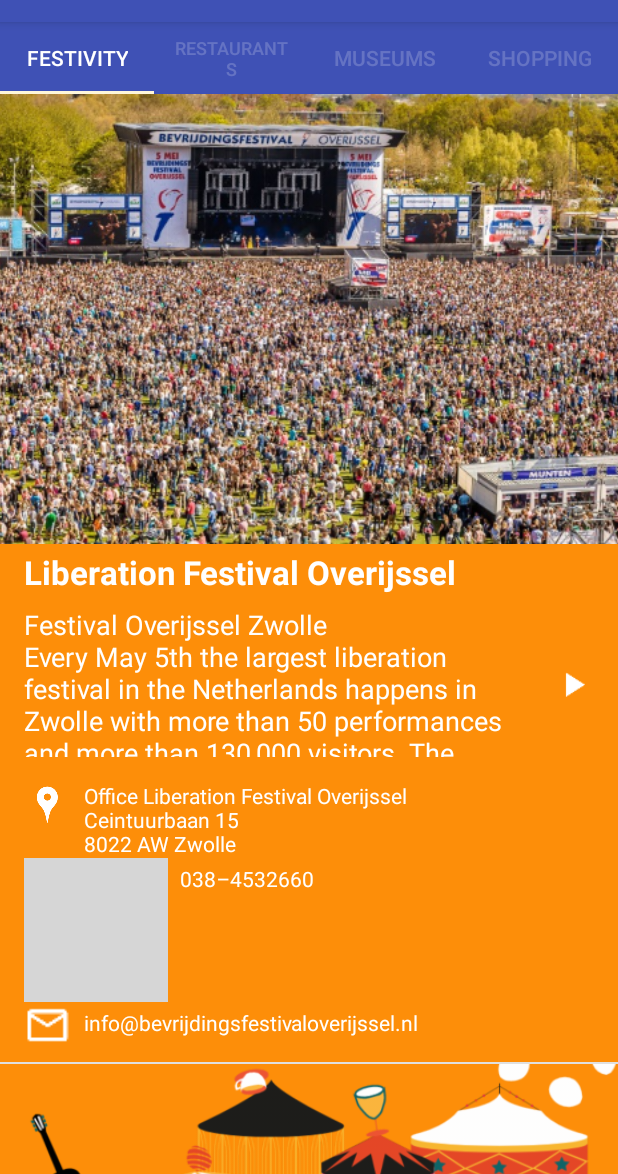
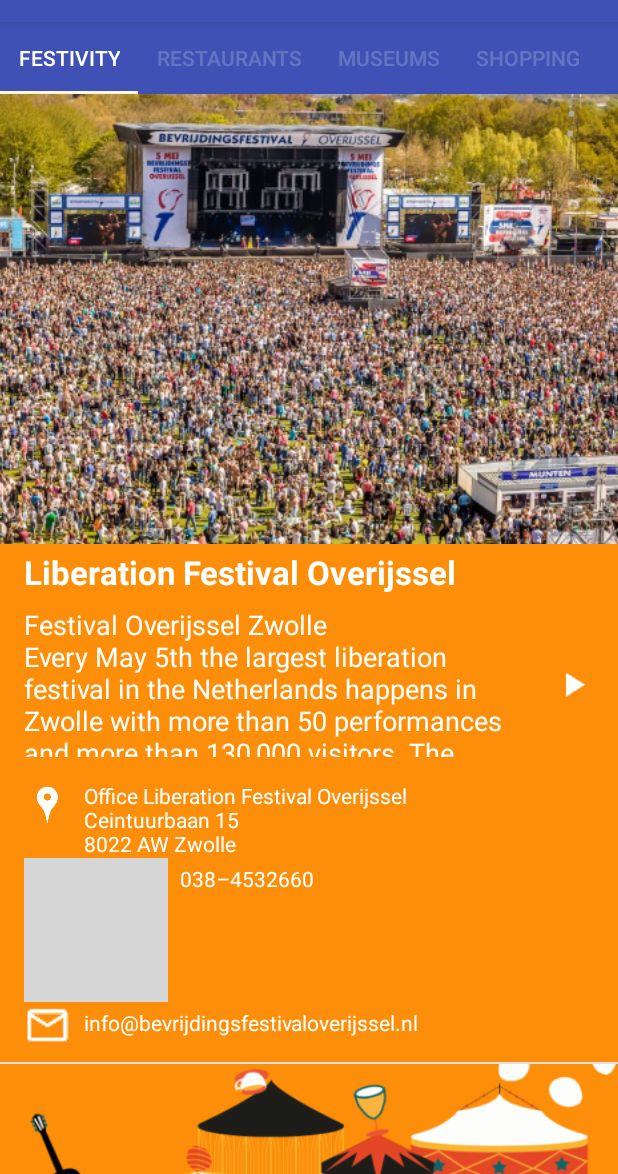
Before and after one commit to ID2GO/Gide2GO, an Android app: the screen it shows after launch (MainActivity), on a phone screen of 412 x 824 dp, the part 62-1236 px from its top. Run offline under Robolectric (Android 15) with nearby library versions, the phone set to English and light mode, and no system bars; grey boxes are pictures that could not be loaded.

Commit message:
Tabs are scrollable

```diff
--- a/app/src/main/java/eu/id2go/guide2go/AbstractSubjectFragment.java
+++ b/app/src/main/java/eu/id2go/guide2go/AbstractSubjectFragment.java
@@ -74,7 +74,7 @@ public abstract class AbstractSubjectFragment extends Fragment {
     public View onCreateView(LayoutInflater inflater, ViewGroup container,
                              Bundle savedInstanceState) {
         View rootView = inflater.inflate(getFragmentId(), container, false);
-//        super.onCreate(savedInstanceState);
+
         subjects = new ArrayList<>();
         addSubject();
 
@@ -86,6 +86,7 @@ public abstract class AbstractSubjectFragment extends Fragment {
         SubjectAdapter itemsAdapter = new SubjectAdapter(getActivity(), subjects, this);
 
         mAudioManager = (AudioManager) getActivity().getSystemService(Context.AUDIO_SERVICE);
+        mAudioManager.abandonAudioFocus(mAudioFocusChange);
 
         itemsAdapter.setBackgroundColor(getBackgroundColor());
 
--- a/app/src/main/res/layout/activity_main.xml
+++ b/app/src/main/res/layout/activity_main.xml
@@ -27,7 +27,7 @@
         android:layout_height="wrap_content"
         android:background="@color/primary_color"
         app:tabIndicatorColor="@color/tan_background"
-        app:tabMode="fixed"
+        app:tabMode="scrollable"
         app:tabSelectedTextColor="@android:color/white"
         app:tabTextAppearance="@style/TabTextAppearance" />
 
```
